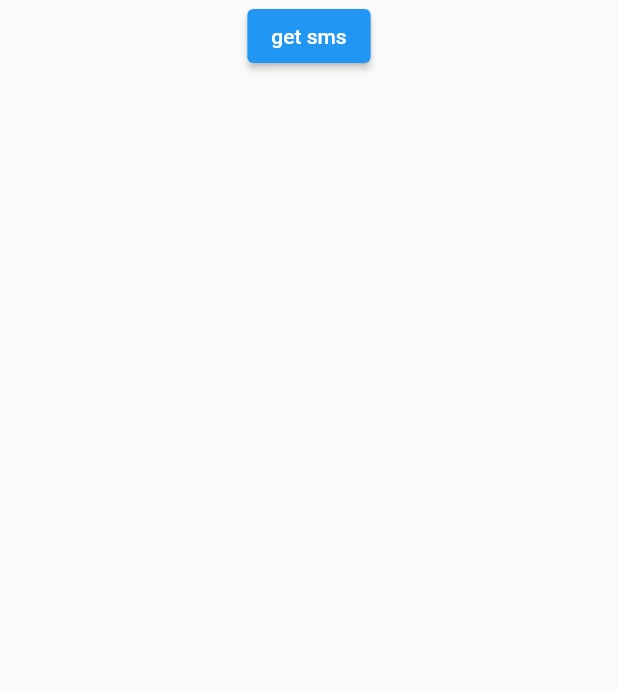
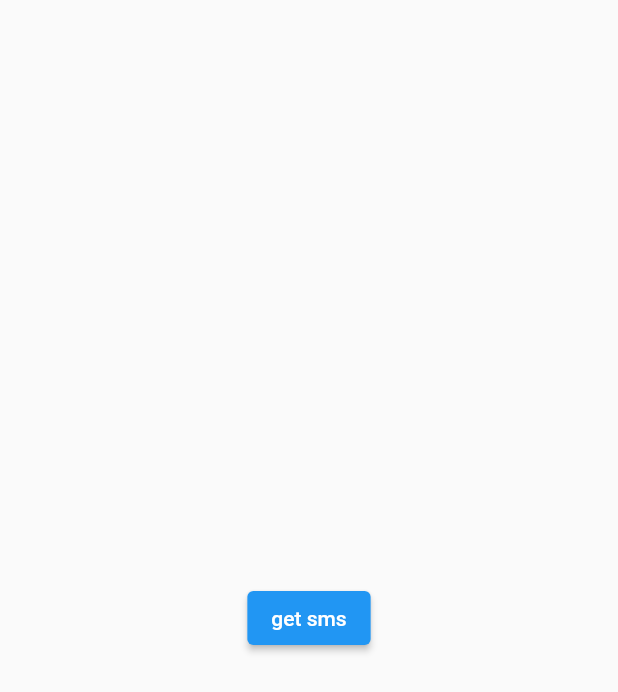
Before and after one commit to MuhammadSalmanAhmad/Expense_Tracking_app, a Flutter app: the SmsWidget screen opened directly, after a tap on "get sms", on a phone screen of 412 x 824 dp. Shown: the top 692 px of the screen. Run offline on Flutter 3.47's test engine with Material 2 defaults, Android fonts, the phone set to English and light mode, and no system bars; our stand-ins replace curved_navigation_bar, firebase_auth, firebase_core, firebase_database, flutter_custom_clippers, flutter_dotenv and 4 more; missing offline and left inert: flutter_sms_inbox; accounts and stored records are empty.

Commit message:
changed sms.dart

```diff
--- a/lib/common_components/bottom_navbar/bottom_navbar_display_Screens/DashBoard.dart
+++ b/lib/common_components/bottom_navbar/bottom_navbar_display_Screens/DashBoard.dart
@@ -115,7 +115,7 @@ class _MainPanelState extends State<MainPanel> {
                         title:
                             Text(snapshot.child('category').value.toString()),
                         trailing: Text(
-                            "\$" + snapshot.child('amount').value.toString()));
+                            "\$${snapshot.child('amount').value}"));
                   }))
         ],
       ),
--- a/lib/sms.dart
+++ b/lib/sms.dart
@@ -2,10 +2,7 @@ import 'package:firebase_auth/firebase_auth.dart';
 import 'package:firebase_database/firebase_database.dart';
 import 'package:flutter/material.dart';
 import 'package:permission_handler/permission_handler.dart';
-
 import 'package:flutter_sms_inbox/flutter_sms_inbox.dart';
-
-
 
 class SmsWidget extends StatefulWidget {
   const SmsWidget({Key? key}) : super(key: key);
@@ -15,8 +12,6 @@ class SmsWidget extends StatefulWidget {
 }
 
 class _SmsWidgetState extends State<SmsWidget> {
-
-
   late String sms;
   final SmsQuery _query = SmsQuery();
   List<SmsMessage> _messages = [];
@@ -26,67 +21,69 @@ final auth = FirebaseAuth.instance;
   FirebaseDatabase database = FirebaseDatabase.instance;
   DatabaseReference ref = FirebaseDatabase.instance.ref("Expenses/");
 
-  List<String> Categories = ['food', 'transport', 'entertainment', 'health', 'shopping', 'others'];
+  List<String> Categories = [
+    'food',
+    'transport',
+    'entertainment',
+    'health',
+    'shopping',
+    'others'
+  ];
 
   @override
   void initState() {
     super.initState();
-
   }
 
   @override
   Widget build(BuildContext context) {
     return Scaffold(
-      body:  Column(
+      body: Column(
+        mainAxisAlignment: MainAxisAlignment.center,
         children: [
-
-          ElevatedButton(onPressed: ()async{
-            setState(() async{
+          Center(
+            child: ElevatedButton(
+                onPressed: () async {
                  var permission = await Permission.sms.status;
                     if (permission.isGranted) {
                       final messages = await _query.querySms(
                         kinds: [
                           SmsQueryKind.inbox,
-
                         ],
                         // address: '+254712345789',
-
-                count: 10,
-
+                        sort: true,
+                        count: 100,
                       );
                       debugPrint('sms inbox messages: ${messages.length}');
-              String?  testbody=messages[0].body;
+                      String? testbody = messages[1].body;
 
                       List<String> testbodylist = testbody!.split(' ');
                       for (var i in testbodylist) {
                         if (Categories.contains(i)) {
-
-                  for (var x in testbodylist){
-                    if(x=='Amount'){
-                      var amount=testbodylist[testbodylist.indexOf(x)+2];
-                      DatabaseReference realref = ref.child(user!.uid).push();
+                          for (var x in testbodylist) {
+                            if (x == 'amount') {
+                              var amount =
+                                  testbodylist[testbodylist.indexOf(x) + 2];
+                              DatabaseReference realref =
+                                  ref.child(user!.uid).push();
                               await realref.set({
                                 "category": i,
                                 "amount": amount,
                                 "Date": DateTime.now().toString()
                               });
-
                             }
-
                           }
                         }
                       }
                       debugPrint(testbody);
 
-
                       setState(() => _messages = messages);
                     } else {
                       await Permission.sms.request();
                     }
-            });
-
-
-          }, child: Text('get sms')),
+                },
+                child: const Text('get sms')),
+          ),
           Flexible(
             child: ListView.builder(
               shrinkWrap: true,
@@ -101,7 +98,6 @@ final auth = FirebaseAuth.instance;
               },
             ),
           )
-
         ],
       ),
     );
```
Lines whose indentation alone changed are shown as unchanged.
